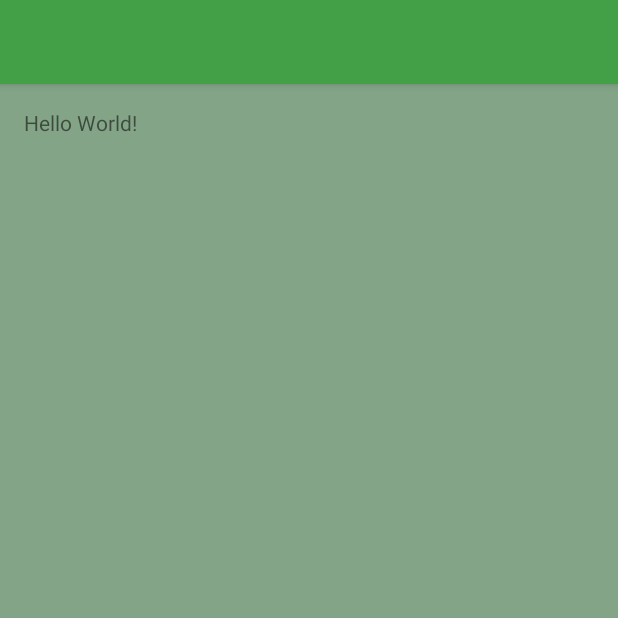
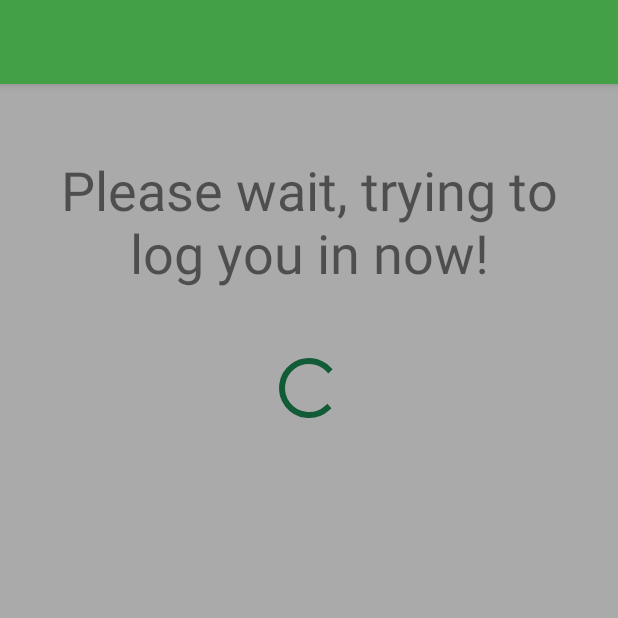
Before and after one commit to chaosking121/mal.moe, an Android app: the screen it shows after launch (MainActivity), on a phone screen of 412 x 824 dp, the top half of it. Run offline under Robolectric (Android 15) with nearby library versions, the phone set to English and light mode, and no system bars; 4 statements that could not run were skipped.

Commit message:
Fixes and improvements to previous features.

```diff
--- a/app/src/main/java/moe/mal/waifus/activity/LoginActivity.java
+++ b/app/src/main/java/moe/mal/waifus/activity/LoginActivity.java
@@ -20,7 +20,6 @@ import retrofit2.Callback;
 import retrofit2.Response;
 
 public class LoginActivity extends AuthActivity {
-
 
     private static final int RC_SAVE = 1;
 
--- a/app/src/main/res/layout/content_main.xml
+++ b/app/src/main/res/layout/content_main.xml
@@ -12,11 +12,26 @@
     app:layout_behavior="@string/appbar_scrolling_view_behavior"
     tools:context="moe.mal.waifus.activity.MainActivity"
     tools:showIn="@layout/app_bar_main"
-    android:background="@color/colorBackground">
+    android:background="@color/colorBackgroundGray">
+
+    <ProgressBar
+        style="?android:attr/progressBarStyle"
+        android:layout_width="wrap_content"
+        android:layout_height="wrap_content"
+        android:layout_below="@+id/hello_world"
+        android:layout_centerHorizontal="true"
+        android:layout_marginTop="42dp"
+        android:id="@+id/progressBar2" />
 
     <TextView
         android:layout_width="wrap_content"
         android:layout_height="wrap_content"
         android:id="@+id/hello_world"
-        android:text="Hello World!" />
+        android:text="@string/waiting_message"
+        android:typeface="normal"
+        android:textSize="36sp"
+        android:textAlignment="center"
+        android:layout_alignParentTop="true"
+        android:layout_alignParentStart="true"
+        android:layout_marginTop="30dp" />
 </RelativeLayout>
--- a/app/src/main/res/menu/main.xml
+++ b/app/src/main/res/menu/main.xml
@@ -4,6 +4,6 @@
     <item
         android:id="@+id/action_settings"
         android:orderInCategory="100"
-        android:title="@string/action_settings"
+        android:title="@string/about"
         app:showAsAction="never" />
 </menu>
--- a/app/src/main/res/values/strings.xml
+++ b/app/src/main/res/values/strings.xml
@@ -43,6 +43,8 @@
     <string name="sign_up">Sign Up</string>
     <string name="user_profile">User Profile</string>
     <string name="log_out">Log Out</string>
+    <string name="about">About</string>
+    <string name="waiting_message">Please wait, trying to log you in now!</string>
 
     <string-array name="pref_example_list_values">
         <item>1</item>
```
Also changed, not shown: app/src/main/java/moe/mal/waifus/activity/SidebarActivity.java (+8 -8 lines), app/src/main/res/mipmap-hdpi/ic_launcher.png (deleted), app/src/main/res/mipmap-mdpi/ic_launcher.png (deleted), app/src/main/res/mipmap-xhdpi/ic_launcher.png (deleted), app/src/main/res/mipmap-xxhdpi/ic_launcher.png (deleted), app/src/main/res/mipmap-xxxhdpi/ic_launcher.png (deleted).
